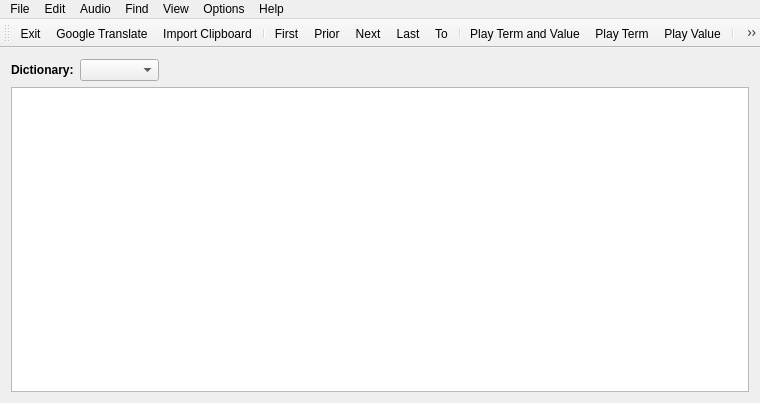
skynowa/iTeacher, file Projects/iTeacher/Ui/Main.ui: the form before one commit.
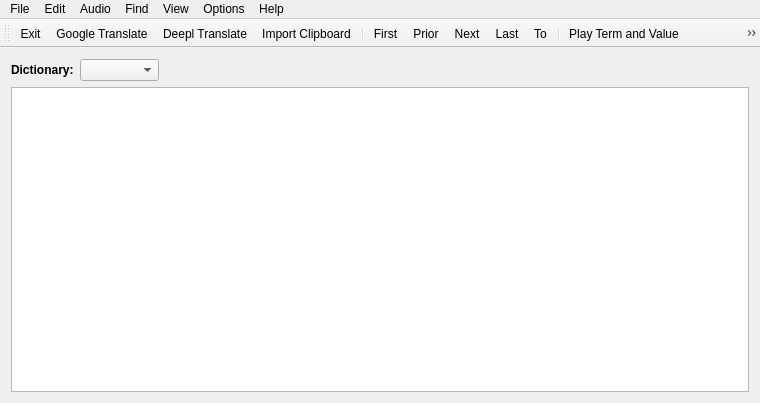
The form after the commit. Icons and pictures are not drawn.

Diff of the .ui file:
```diff
--- a/Projects/iTeacher/Ui/Main.ui
+++ b/Projects/iTeacher/Ui/Main.ui
@@ -169,6 +169,7 @@
    </attribute>
    <addaction name="actFile_Exit"/>
    <addaction name="actFile_GoogleTranslate"/>
+   <addaction name="actFile_DeeplTranslate"/>
    <addaction name="actFile_ImportClipboard"/>
    <addaction name="separator"/>
    <addaction name="actEdit_First"/>
@@ -573,6 +574,21 @@
     <string>Google Translate</string>
    </property>
   </action>
+  <action name="actFile_DeeplTranslate">
+   <property name="icon">
+    <iconset resource="../../../Resources/App.qrc">
+     <normaloff>:/Menu/Menu/DeeplTranslate.svg</normaloff>:/Menu/Menu/DeeplTranslate.svg</iconset>
+   </property>
+   <property name="text">
+    <string>Deepl Translate</string>
+   </property>
+   <property name="iconText">
+    <string>Deepl Translate</string>
+   </property>
+   <property name="toolTip">
+    <string>Deepl Translate</string>
+   </property>
+  </action>
  </widget>
  <layoutdefault spacing="6" margin="11"/>
  <resources>
```
Left out of the diff: 3 changed lines with no effect on the pictures.
